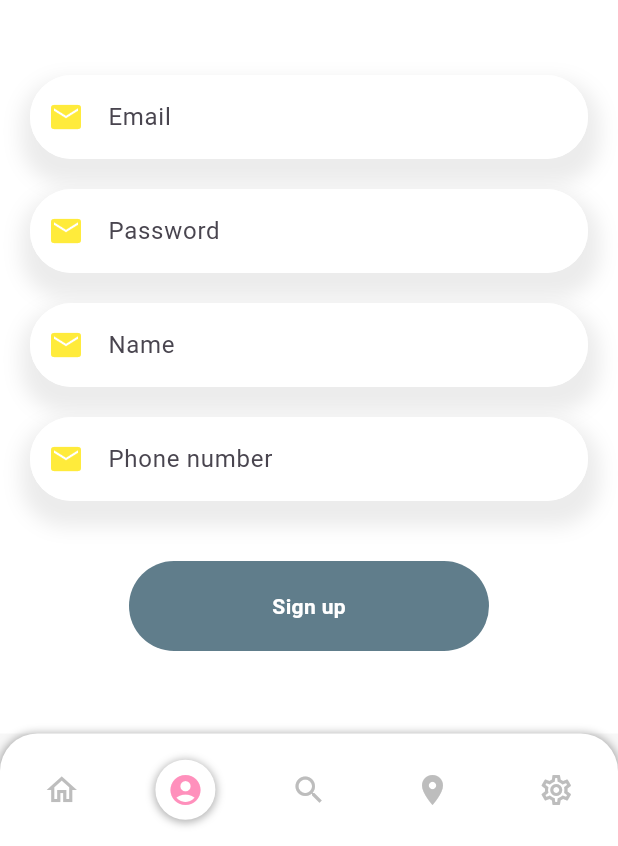
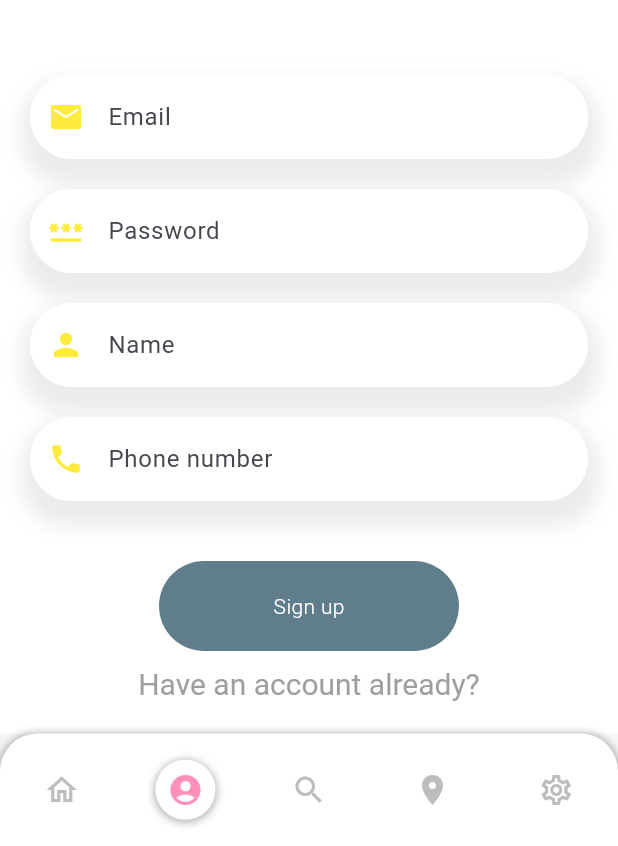
Before and after one commit to nmp2002/Flutter_project, a Flutter app: the screen it shows after launch, item 2 of the bottom bar chosen, on a phone screen of 412 x 824 dp, the part 390-1236 px from its top. Run offline on Flutter 3.47's test engine with Material 3 defaults, Android fonts, the phone set to English and light mode, and no system bars; our stand-ins replace carousel_slider; network calls fail.

Commit message:
sign up page update

```diff
--- a/lib/screen/sign_up_page.dart
+++ b/lib/screen/sign_up_page.dart
@@ -1,4 +1,5 @@
 import 'package:bookingapp/widgets/app_text_field.dart';
+import 'package:flutter/gestures.dart';
 import 'package:flutter/material.dart';
 import 'package:flutter/cupertino.dart';
 
@@ -13,7 +14,9 @@ class SignUpPage extends StatelessWidget {
     var phoneController = TextEditingController();
     return Scaffold(
         backgroundColor: Colors.white,
-        body: Column(
+        body: SingleChildScrollView(
+          physics: BouncingScrollPhysics(),
+          child: Column(
             children: [
               SizedBox(
                 height: 10,
@@ -63,7 +66,7 @@ class SignUpPage extends StatelessWidget {
               ),
 
               Container(
-              width: 240,
+                width: 200,
                 height: 60,
                 decoration: BoxDecoration(
                     borderRadius: BorderRadius.circular(30),
@@ -72,13 +75,27 @@ class SignUpPage extends StatelessWidget {
                   child: Text(
                     "Sign up",
                     style: TextStyle(
-                    fontWeight: FontWeight.w600,
+                      fontWeight: FontWeight.w300,
                       color: Colors.white,
                     ),
                   ),
                 ),
-            )
+              ),
+
+              SizedBox(
+                height: 10,
+              ),
+              RichText(
+                  text: TextSpan(
+                      recognizer: TapGestureRecognizer()
+                        ..onTap = () => GestureTapCallback,
+                      text: "Have an account already?",
+                      style: TextStyle(
+                        color: Colors.grey,
+                        fontSize: 20,
+                      )))
             ],
+          ),
         ));
   }
 }
--- a/lib/widgets/app_text_field.dart
+++ b/lib/widgets/app_text_field.dart
@@ -30,7 +30,7 @@ class AppTextField extends StatelessWidget {
         decoration: InputDecoration(
             hintText: hintText,
             prefixIcon: Icon(
-              Icons.email,
+              icon,
               color: Colors.yellow,
             ),
             focusedBorder: OutlineInputBorder(
```
Lines whose indentation alone changed are shown as unchanged.
